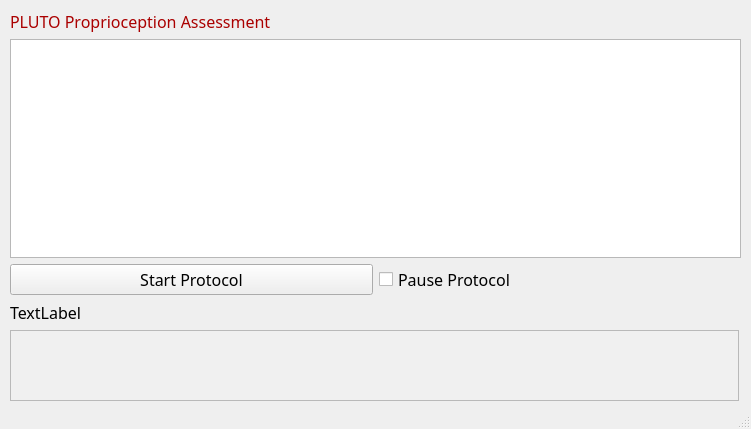
First picture: the form in ui/plutopropassessctrl.ui, repository siva82kb/pluto-assessment, before the edit.
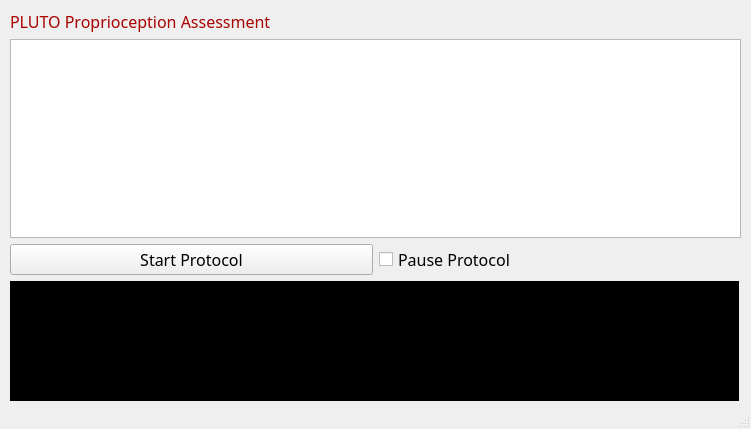
Second picture: the form after the edit.

The edit to the form file:
```diff
--- a/ui/plutopropassessctrl.ui
+++ b/ui/plutopropassessctrl.ui
@@ -86,20 +86,7 @@
       </layout>
      </item>
      <item>
-      <widget class="QLabel" name="label_2">
-       <property name="font">
-        <font>
-         <family>Bahnschrift Light</family>
-         <pointsize>12</pointsize>
-        </font>
-       </property>
-       <property name="text">
-        <string>TextLabel</string>
-       </property>
-      </widget>
-     </item>
-     <item>
-      <widget class="QTextEdit" name="textInstruction">
+      <widget class="QTextEdit" name="textInformation">
        <property name="enabled">
         <bool>false</bool>
        </property>
@@ -112,18 +99,18 @@
        <property name="maximumSize">
         <size>
          <width>729</width>
-         <height>71</height>
+         <height>120</height>
         </size>
        </property>
        <property name="font">
         <font>
-         <family>Bahnschrift Light</family>
-         <pointsize>12</pointsize>
+         <family>Space Mono</family>
+         <pointsize>8</pointsize>
         </font>
        </property>
        <property name="styleSheet">
-        <string notr="true">color: rgb(0, 0, 127);
-background-color: rgb(240, 240, 240);</string>
+        <string notr="true">color: rgb(85, 255, 0);
+background-color: rgb(0, 0, 0);</string>
        </property>
       </widget>
      </item>
```
Left out of the diff: 2 changed lines with no effect on the pictures.
